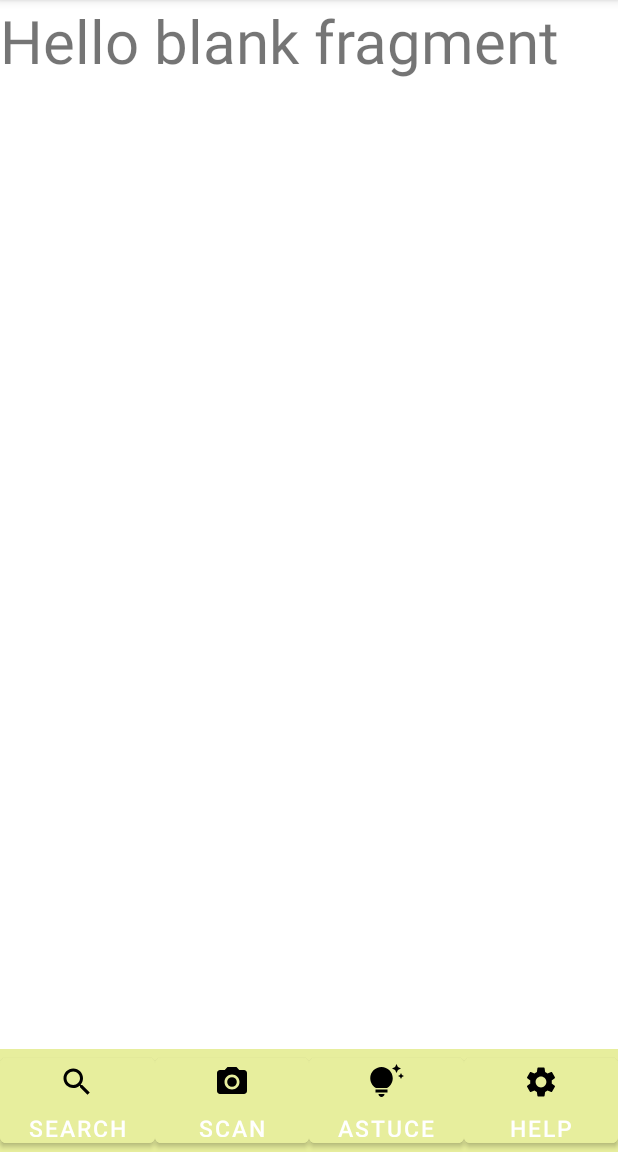
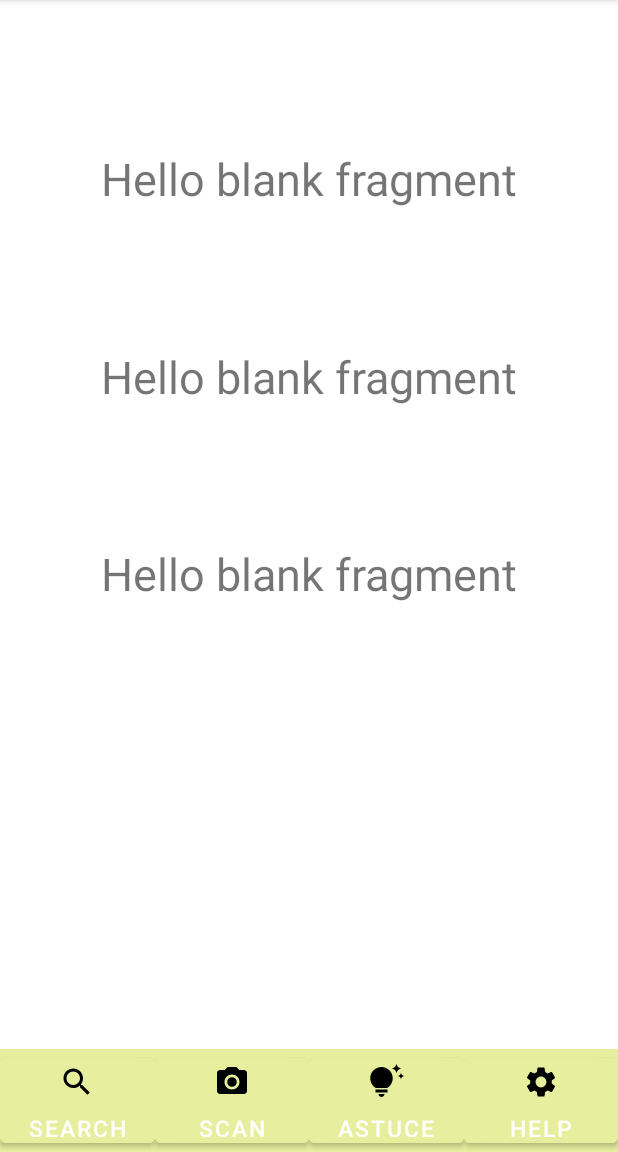
Before and after one commit to SuLois/MonDechetAPP, an Android app: the fragment CodeBarreFragment placed in its activity, on a phone screen of 412 x 824 dp, the part 84-1236 px from its top. Run offline under Robolectric (Android 15) with nearby library versions, the phone set to English and light mode, and no system bars; our stand-ins replace Firebase (no records; nobody signed in at launch, a user with empty details on screens opened directly); libraries missing offline, so code that uses them is left out: com.google.zxing.client, com.journeyapps.barcodescanner.

```diff
--- a/app/src/main/java/com/example/mondechetapp/DetectionFragment.java
+++ b/app/src/main/java/com/example/mondechetapp/Scan/DetectionFragment.java
@@ -1,4 +1,4 @@
-package com.example.mondechetapp;
+package com.example.mondechetapp.Scan;
 
 import android.os.Bundle;
 
@@ -7,6 +7,8 @@ import androidx.fragment.app.Fragment;
 import android.view.LayoutInflater;
 import android.view.View;
 import android.view.ViewGroup;
+
+import com.example.mondechetapp.R;
 
 /**
  * A simple {@link Fragment} subclass.
--- a/app/src/main/java/com/example/mondechetapp/ScanFragment.java
+++ b/app/src/main/java/com/example/mondechetapp/Scan/ScanFragment.java
@@ -1,4 +1,4 @@
-package com.example.mondechetapp;
+package com.example.mondechetapp.Scan;
 
 import android.annotation.SuppressLint;
 import android.content.Context;
@@ -13,6 +13,7 @@ import android.view.View;
 import android.view.ViewGroup;
 import android.widget.Button;
 
+import com.example.mondechetapp.R;
 import com.google.zxing.client.android.Intents;
 
 public class ScanFragment extends Fragment implements View.OnClickListener {
--- a/app/src/main/java/com/example/mondechetapp/RVAdapter.java
+++ b/app/src/main/java/com/example/mondechetapp/Search/RVAdapter.java
@@ -1,4 +1,4 @@
-package com.example.mondechetapp;
+package com.example.mondechetapp.Search;
 
 import android.view.LayoutInflater;
 import android.view.View;
@@ -8,7 +8,8 @@ import android.widget.TextView;
 import androidx.annotation.NonNull;
 import androidx.recyclerview.widget.RecyclerView;
 
-import java.util.List;
+import com.example.mondechetapp.R;
+
 import java.util.Random;
 
 public class RVAdapter extends RecyclerView.Adapter<RVAdapter.RecyclerViewHolder> {
--- a/app/src/main/java/com/example/mondechetapp/SearchFragment.java
+++ b/app/src/main/java/com/example/mondechetapp/Search/SearchFragment.java
@@ -1,4 +1,4 @@
-package com.example.mondechetapp;
+package com.example.mondechetapp.Search;
 
 import android.os.Bundle;
 
@@ -10,6 +10,7 @@ import android.view.LayoutInflater;
 import android.view.View;
 import android.view.ViewGroup;
 
+import com.example.mondechetapp.R;
 
 
 public class SearchFragment extends Fragment {
--- a/app/src/main/res/layout/fragment_code_barre.xml
+++ b/app/src/main/res/layout/fragment_code_barre.xml
@@ -1,17 +1,51 @@
 <?xml version="1.0" encoding="utf-8"?>
-<FrameLayout
+<androidx.constraintlayout.widget.ConstraintLayout
+
     xmlns:android="http://schemas.android.com/apk/res/android"
+    xmlns:app="http://schemas.android.com/apk/res-auto"
     xmlns:tools="http://schemas.android.com/tools"
     android:id="@+id/fragment_code_barre"
     android:layout_width="match_parent"
     android:layout_height="match_parent"
-    tools:context=".CodeBarreFragment">
+    tools:context=".Scan.CodeBarreFragment">
 
     <TextView
         android:id="@+id/textCB"
-        android:layout_width="match_parent"
-        android:layout_height="match_parent"
-        android:textSize="40dp"
-        android:text="@string/hello_blank_fragment" />
+        android:layout_width="wrap_content"
+        android:layout_height="wrap_content"
+        android:text="@string/hello_blank_fragment"
+        android:textSize="30dp"
+        app:layout_constraintBottom_toBottomOf="parent"
+        app:layout_constraintEnd_toEndOf="parent"
+        app:layout_constraintStart_toStartOf="parent"
+        app:layout_constraintTop_toTopOf="parent"
+        app:layout_constraintVertical_bias="0.15"
+        tools:ignore="MissingConstraints" />
 
-</FrameLayout>
+    <TextView
+        android:id="@+id/textName"
+        android:layout_width="wrap_content"
+        android:layout_height="wrap_content"
+        android:text="@string/hello_blank_fragment"
+        android:textSize="30dp"
+        app:layout_constraintBottom_toBottomOf="parent"
+        app:layout_constraintEnd_toEndOf="parent"
+        app:layout_constraintStart_toStartOf="parent"
+        app:layout_constraintTop_toTopOf="parent"
+        app:layout_constraintVertical_bias="0.35"
+        tools:ignore="MissingConstraints" />
+
+    <TextView
+        android:id="@+id/textBac"
+        android:layout_width="wrap_content"
+        android:layout_height="wrap_content"
+        android:text="@string/hello_blank_fragment"
+        android:textSize="30dp"
+        app:layout_constraintBottom_toBottomOf="parent"
+        app:layout_constraintEnd_toEndOf="parent"
+        app:layout_constraintStart_toStartOf="parent"
+        app:layout_constraintTop_toTopOf="parent"
+        app:layout_constraintVertical_bias="0.55"
+        tools:ignore="MissingConstraints" />
+
+</androidx.constraintlayout.widget.ConstraintLayout>
--- a/app/src/main/res/layout/fragment_detection.xml
+++ b/app/src/main/res/layout/fragment_detection.xml
@@ -3,7 +3,7 @@
     xmlns:tools="http://schemas.android.com/tools"
     android:layout_width="match_parent"
     android:layout_height="match_parent"
-    tools:context=".DetectionFragment">
+    tools:context=".Scan.DetectionFragment">
 
     <!-- TODO: Update blank fragment layout -->
     <TextView
--- a/app/src/main/res/layout/fragment_scan.xml
+++ b/app/src/main/res/layout/fragment_scan.xml
@@ -6,7 +6,7 @@
     android:layout_width="match_parent"
     android:layout_height="match_parent"
     android:theme="@style/myfragmentstyle"
-    tools:context=".ScanFragment">
+    tools:context=".Scan.ScanFragment">
 
     <TextView
         android:layout_width="wrap_content"
```
Also changed, not shown: app/src/main/java/com/example/mondechetapp/BDD/Dechets.java (deleted, +0 -11 lines), app/src/main/java/com/example/mondechetapp/MainActivity.java (+82 -18 lines), app/src/main/java/com/example/mondechetapp/Scan/CodeBarreFragment.java (renamed from app/src/main/java/com/example/mondechetapp/CodeBarreFragment.java, +10 -4 lines), app/src/main/res/layout/fragment_search.xml (+19 -8 lines).
